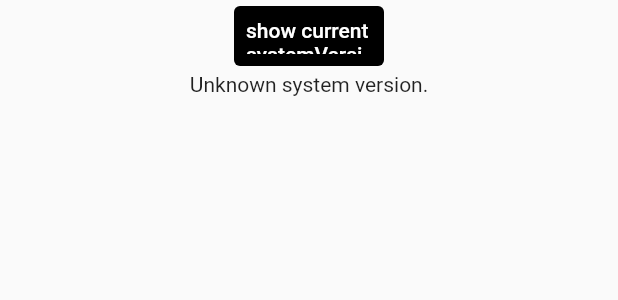
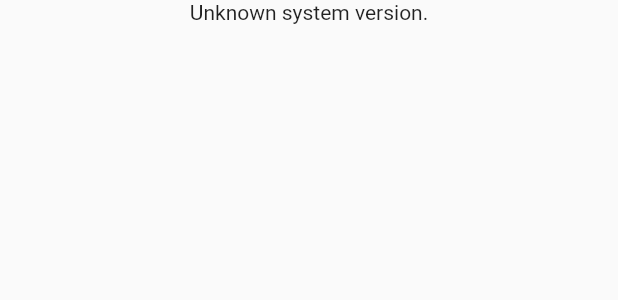
Before and after one commit to kbl26amy/Slylish_Flutter, a Flutter app: the Crosschannel widget shown alone on an empty page, opened directly, on a phone screen of 412 x 824 dp. Shown: the top 300 px of the screen. Run offline on Flutter 3.47's test engine with Material 2 defaults, Android fonts, the phone set to English and light mode, and no system bars; our stand-ins replace bloc, dio, flutter_bloc; network calls fail.

Commit message:
1. 解掉color的問題 2. 試著串fluttertappay與plugin

```diff
--- a/lib/main.dart
+++ b/lib/main.dart
@@ -1,5 +1,4 @@
 import 'package:flutter/material.dart';
-import 'package:flutter/services.dart';
 import 'model/homecubit.dart';
 import 'model/detailcubit.dart';
 import 'model/product_repository.dart';
--- a/lib/methodchannel.dart
+++ b/lib/methodchannel.dart
@@ -11,6 +11,7 @@ class Crosschannel extends StatefulWidget {
 }
 
 class CrosschannelState extends State<Crosschannel> {
+
   static const platform = MethodChannel('samples.flutter.io/systemVersion');
   // Get battery level.
   String _systemVersion = 'Unknown system version.';
@@ -30,23 +31,11 @@ class CrosschannelState extends State<Crosschannel> {
 
   @override
   Widget build(BuildContext context) {
+    _getSystemVersion();
+
     return Center(
       child: Column(
         children: <Widget>[
-          TextButton(
-            style: TextButton.styleFrom(
-              fixedSize: Size(100, 40),
-              backgroundColor: Colors.black,
-              // foreground
-            ),
-            onPressed: () {
-              _getSystemVersion();
-            },
-            child: const Text(
-              'show current systemVersion',
-              style: TextStyle(color: Colors.white),
-            ),
-          ),
           Text(_systemVersion),
         ],
       ),
--- a/lib/model/product.dart
+++ b/lib/model/product.dart
@@ -1,20 +1,18 @@
-import 'package:flutter/material.dart';
-
 class Product {
-  int id = 0;
-  String title = "";
-  String description = "";
-  String texture = "";
-  String wash = "";
-  String place = "";
-  String note = "";
-  String story = "";
-  List colors = [];
-  List sizes = [];
-  String mainImage = "";
-  List images = [];
-  int price = 0;
-  List variants = [];
+  final int id;
+  final String title;
+  final String description;
+  final String texture;
+  final String wash;
+  final String place;
+  final String note;
+  final String story;
+  final List<ProductColor> colors;
+  final List sizes;
+  final String mainImage;
+  final List images;
+  final int price;
+  final List<Variants> variants;
 
   Product({
     required this.id,
@@ -43,28 +41,45 @@ class Product {
         place: json["place"],
         note: json["note"],
         story: json["story"],
-        colors: json["colors"],
+        colors: (json["colors"] as List<dynamic>)
+            .map((color) => ProductColor.fromJson(color))
+            .toList(),
         sizes: json["sizes"],
         images: json['images'],
         mainImage: json["main_image"],
-        variants: json["variants"],
+        variants: (json["variants"] as List<dynamic>)
+            .map((color) => Variants.fromJson(color))
+            .toList(),
         price: json["price"]);
   }
 }
 
 class Variants {
-  String color = "";
-  String size = "";
-  String stock = "";
+  final String color;
+  final String size;
+  final int stock;
+
+  Variants({
+    required this.color,
+    required this.size,
+    required this.stock,
+  });
+
+  factory Variants.fromJson(Map<String, dynamic> json) {
+    return Variants(
+        color: json["color_code"], size: json["size"], stock: json["stock"]);
+  }
 }
 
-class ClothesColors {
-  String name = "";
-  String code = "";
+class ProductColor {
+  String name;
+  String code;
 
-  // factory ClothesColors.fromDynamic(dynamic color) {
-  //   return ClothesColors
-  // }
+  ProductColor({required this.name, required this.code});
+
+  factory ProductColor.fromJson(Map<String, dynamic> json) {
+    return ProductColor(name: json["name"], code: json["code"]);
+  }
 }
 
 class StylishCategory {
--- a/pubspec.yaml
+++ b/pubspec.yaml
@@ -31,6 +31,7 @@ dependencies:
   bloc: ^8.1.0
   dio: ^5.1.1
   flutter_bloc: ^8.1.2
+  flutter_tappay: ^0.3.0
 
   flutter:
     sdk: flutter
```
Also changed, not shown: lib/detailscreen.dart (+6 -11 lines), pubspec.lock, 14 other files.
